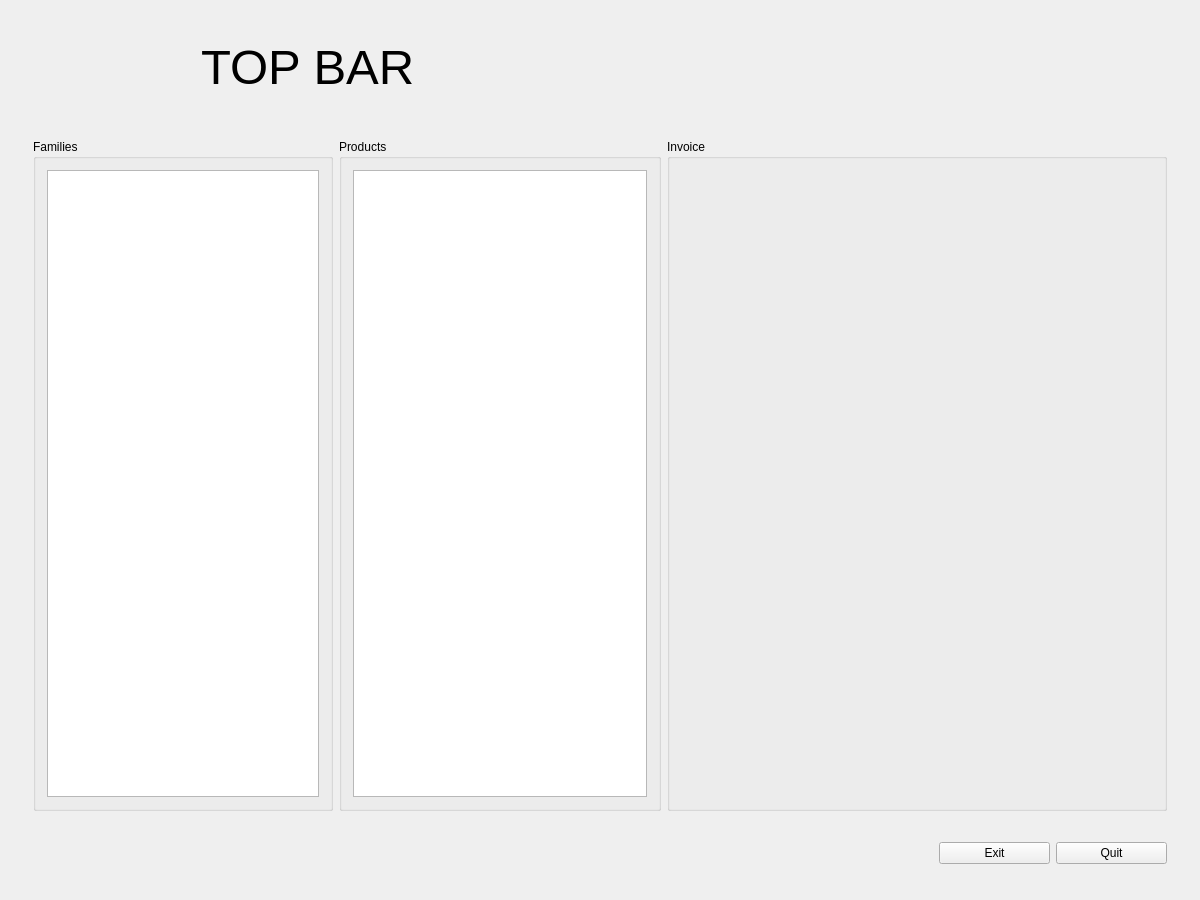
Above: penyamanager/mainwindow.ui from eguzki/penyamanager before the change. Below: the same form after it.
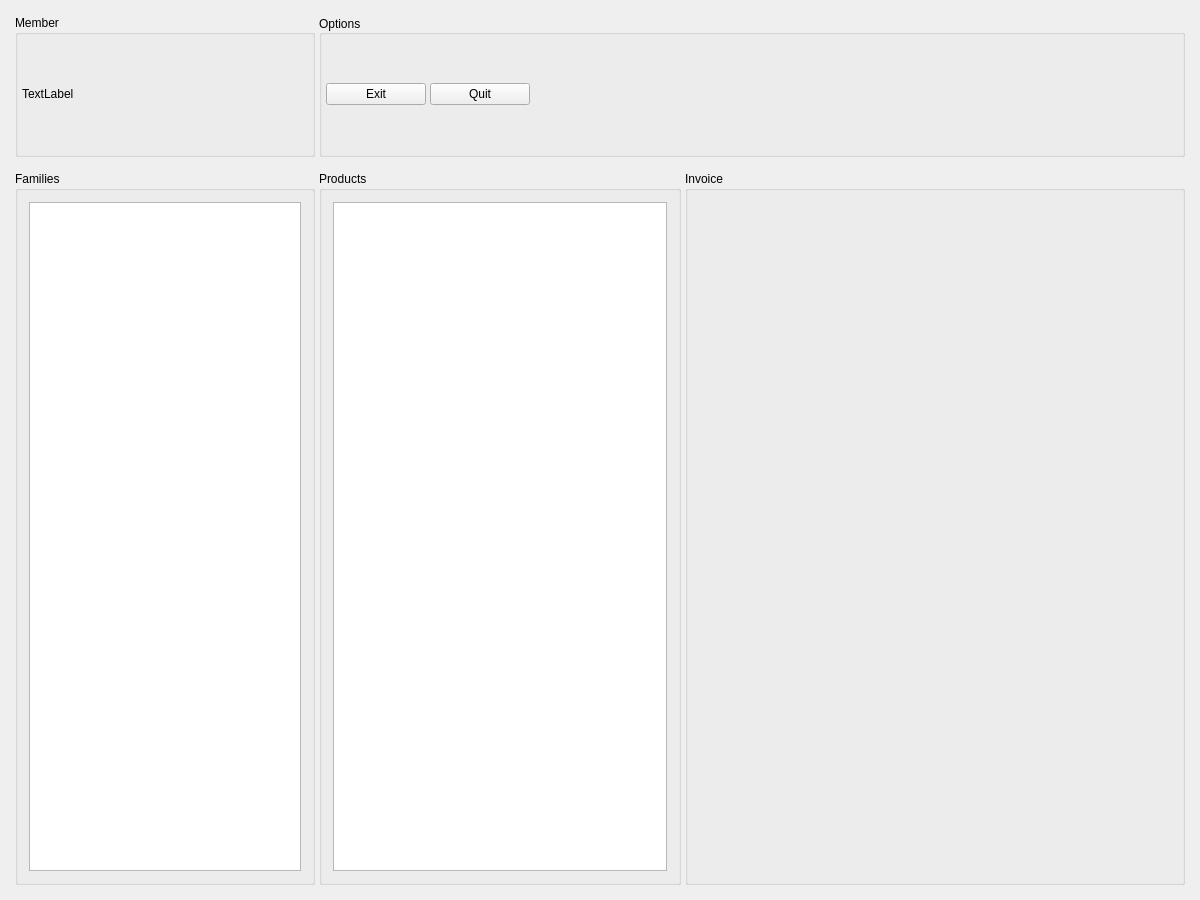
That is the form after the change.

Commit message: user profile view

What changed in the file:
```diff
--- a/penyamanager/mainwindow.ui
+++ b/penyamanager/mainwindow.ui
@@ -28,41 +28,181 @@
      <property name="minimumSize">
       <size>
        <width>0</width>
-       <height>100</height>
+       <height>150</height>
       </size>
      </property>
      <property name="maximumSize">
       <size>
        <width>16777215</width>
-       <height>100</height>
+       <height>150</height>
       </size>
      </property>
-     <widget class="QLabel" name="label">
-      <property name="geometry">
-       <rect>
-        <x>190</x>
-        <y>30</y>
-        <width>211</width>
-        <height>51</height>
-       </rect>
+     <layout class="QHBoxLayout" name="horizontalLayout_5">
+      <property name="spacing">
+       <number>4</number>
       </property>
-      <property name="font">
-       <font>
-        <pointsize>37</pointsize>
-       </font>
+      <property name="leftMargin">
+       <number>4</number>
       </property>
+      <property name="topMargin">
+       <number>4</number>
+      </property>
+      <property name="rightMargin">
+       <number>4</number>
+      </property>
+      <property name="bottomMargin">
+       <number>4</number>
+      </property>
+      <item>
+       <widget class="QGroupBox" name="memberGroupBox">
+        <property name="minimumSize">
+         <size>
+          <width>300</width>
+          <height>0</height>
+         </size>
+        </property>
+        <property name="maximumSize">
+         <size>
+          <width>300</width>
+          <height>16777215</height>
+         </size>
+        </property>
+        <property name="title">
+         <string>Member</string>
+        </property>
+        <layout class="QHBoxLayout" name="horizontalLayout_6">
+         <property name="spacing">
+          <number>4</number>
+         </property>
+         <property name="leftMargin">
+          <number>4</number>
+         </property>
+         <property name="topMargin">
+          <number>4</number>
+         </property>
+         <property name="rightMargin">
+          <number>4</number>
+         </property>
+         <property name="bottomMargin">
+          <number>4</number>
+         </property>
+         <item>
+          <widget class="QLabel" name="memberImage">
+           <property name="minimumSize">
+            <size>
+             <width>80</width>
+             <height>80</height>
+            </size>
+           </property>
+           <property name="maximumSize">
+            <size>
+             <width>80</width>
+             <height>80</height>
+            </size>
+           </property>
       <property name="text">
-       <string>TOP BAR</string>
-      </property>
-     </widget>
+            <string>TextLabel</string>
+           </property>
+          </widget>
+         </item>
+         <item>
+          <widget class="QWidget" name="memberView" native="true"/>
+         </item>
+        </layout>
+       </widget>
+      </item>
+      <item>
+       <widget class="QGroupBox" name="optionsGroupBox">
+        <property name="title">
+         <string>Options</string>
+        </property>
+        <property name="alignment">
+         <set>Qt::AlignLeading|Qt::AlignLeft|Qt::AlignVCenter</set>
+        </property>
+        <layout class="QHBoxLayout" name="horizontalLayout">
+         <property name="spacing">
+          <number>4</number>
+         </property>
+         <property name="leftMargin">
+          <number>4</number>
+         </property>
+         <property name="topMargin">
+          <number>4</number>
+         </property>
+         <property name="rightMargin">
+          <number>4</number>
+         </property>
+         <property name="bottomMargin">
+          <number>4</number>
+         </property>
+         <item>
+          <widget class="QPushButton" name="exitButton">
+           <property name="minimumSize">
+            <size>
+             <width>100</width>
+             <height>0</height>
+            </size>
+           </property>
+           <property name="maximumSize">
+            <size>
+             <width>100</width>
+             <height>16777215</height>
+            </size>
+           </property>
+           <property name="autoFillBackground">
+            <bool>false</bool>
+           </property>
+           <property name="text">
+            <string>Exit</string>
+           </property>
+          </widget>
+         </item>
+         <item>
+          <widget class="QPushButton" name="quitButton">
+           <property name="minimumSize">
+            <size>
+             <width>100</width>
+             <height>0</height>
+            </size>
+           </property>
+           <property name="maximumSize">
+            <size>
+             <width>100</width>
+             <height>16777215</height>
+            </size>
+           </property>
+           <property name="text">
+            <string>Quit</string>
+           </property>
+          </widget>
+         </item>
+         <item>
+          <widget class="QWidget" name="paddingWidget" native="true"/>
+         </item>
+        </layout>
+       </widget>
+      </item>
+     </layout>
     </widget>
    </item>
    <item>
     <widget class="QWidget" name="mainWidget" native="true">
-     <layout class="QVBoxLayout" name="verticalLayout_2">
-      <item>
-       <widget class="QWidget" name="paddingWidget" native="true">
-        <layout class="QHBoxLayout" name="horizontalLayout_2">
+     <layout class="QHBoxLayout" name="verticalLayout_2">
+      <property name="spacing">
+       <number>4</number>
+      </property>
+      <property name="leftMargin">
+       <number>4</number>
+      </property>
+      <property name="topMargin">
+       <number>4</number>
+      </property>
+      <property name="rightMargin">
+       <number>4</number>
+      </property>
+      <property name="bottomMargin">
+       <number>4</number>
+      </property>
          <item>
           <widget class="QGroupBox" name="familyGroupBox">
            <property name="minimumSize">
@@ -92,9 +232,6 @@
               <property name="flow">
                <enum>QListView::TopToBottom</enum>
               </property>
-              <property name="viewMode">
-               <enum>QListView::IconMode</enum>
-              </property>
               <property name="uniformItemSizes">
                <bool>true</bool>
               </property>
@@ -110,7 +247,20 @@
            </property>
            <layout class="QHBoxLayout" name="horizontalLayout_4">
             <item>
-             <widget class="QListWidget" name="productListWidget"/>
+          <widget class="QListWidget" name="productListWidget">
+           <property name="movement">
+            <enum>QListView::Static</enum>
+           </property>
+           <property name="flow">
+            <enum>QListView::LeftToRight</enum>
+           </property>
+           <property name="isWrapping" stdset="0">
+            <bool>true</bool>
+           </property>
+           <property name="uniformItemSizes">
+            <bool>true</bool>
+           </property>
+          </widget>
             </item>
            </layout>
           </widget>
@@ -132,41 +282,6 @@
            <property name="title">
             <string>Invoice</string>
            </property>
-          </widget>
-         </item>
-        </layout>
-       </widget>
-      </item>
-      <item alignment="Qt::AlignRight">
-       <widget class="QWidget" name="buttonWidget" native="true">
-        <property name="minimumSize">
-         <size>
-          <width>250</width>
-          <height>50</height>
-         </size>
-        </property>
-        <property name="maximumSize">
-         <size>
-          <width>16777215</width>
-          <height>50</height>
-         </size>
-        </property>
-        <layout class="QHBoxLayout" name="horizontalLayout">
-         <item>
-          <widget class="QPushButton" name="exitButton">
-           <property name="text">
-            <string>Exit</string>
-           </property>
-          </widget>
-         </item>
-         <item>
-          <widget class="QPushButton" name="quitButton">
-           <property name="text">
-            <string>Quit</string>
-           </property>
-          </widget>
-         </item>
-        </layout>
        </widget>
       </item>
      </layout>
```
Left out of the diff: 3 changed lines with no effect on the pictures. Lines whose indentation alone changed are shown as unchanged. The commit also changes 10 other files.
